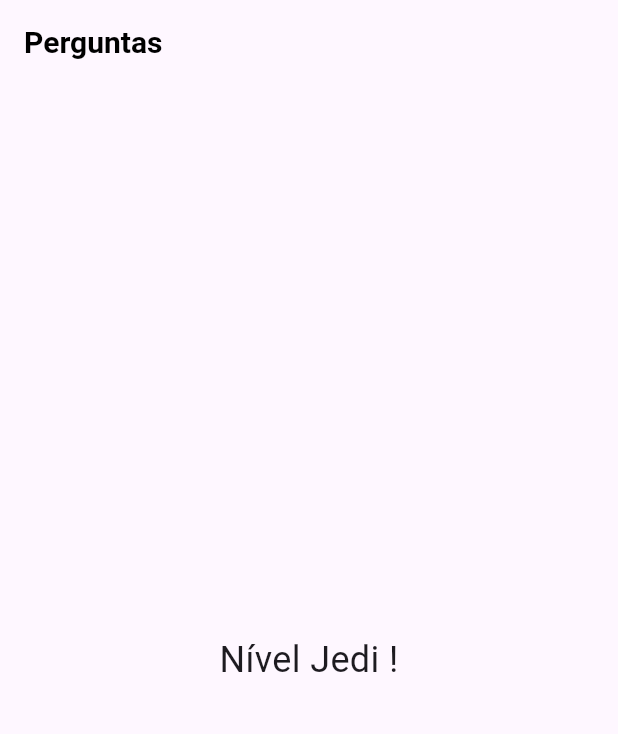
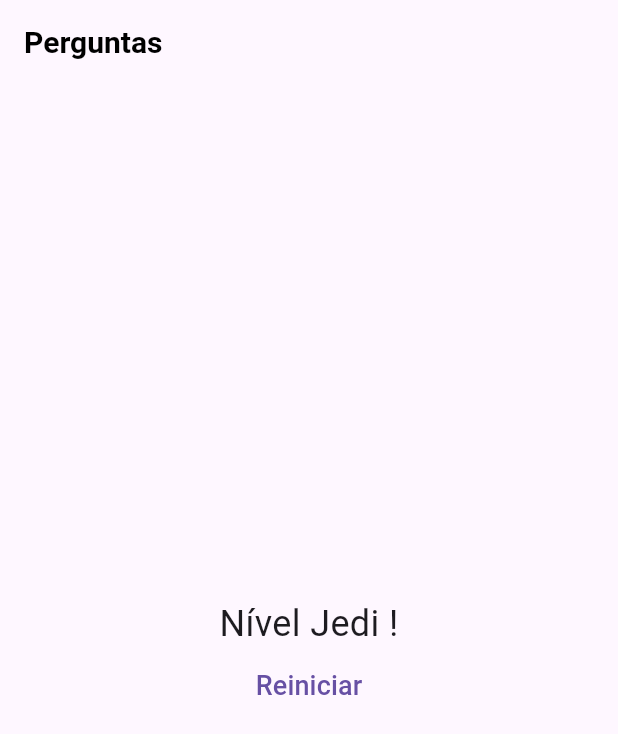
Before and after one commit to devtheozzinho/Udemy_Theozzin, a Flutter app: the screen it shows after launch, after a tap on "preto", after a tap on "leão", after a tap on "Maria", on a phone screen of 412 x 824 dp. Shown: the top 734 px of the screen. Run offline on Flutter 3.47's test engine with Material 3 defaults, Android fonts, the phone set to English and light mode, and no system bars.

Commit message:
adicionado botão na tela de reiniciar questionario

```diff
--- a/primeiro_projeto/lib/main.dart
+++ b/primeiro_projeto/lib/main.dart
@@ -63,6 +63,13 @@ class _PerguntaAppState extends State<PerguntaApp> {
     print(_pontuacaoTotal);
   }
 
+  void _reiniciarQuestionario() {
+    setState(() {
+      _perguntaSelecionada = 0;
+      _pontuacaoTotal = 0;
+    });
+  }
+
   @override
   Widget build(BuildContext context) {
     final perguntaAtual =
@@ -82,7 +89,7 @@ class _PerguntaAppState extends State<PerguntaApp> {
             titleTextStyle: TextStyle(
                 color: Colors.black, fontSize: 20, fontWeight: FontWeight.bold),
           ),
-          body: ResultadoFinal(_pontuacaoTotal),
+          body: ResultadoFinal(_pontuacaoTotal, _reiniciarQuestionario),
         ),
       );
     }
@@ -104,7 +111,7 @@ class _PerguntaAppState extends State<PerguntaApp> {
                 perguntaSelecionada: _perguntaSelecionada,
                 quantoResponder: responder,
               )
-            : ResultadoFinal(_pontuacaoTotal),
+            : ResultadoFinal(_pontuacaoTotal, _reiniciarQuestionario),
       ),
     );
   }
--- a/primeiro_projeto/lib/resultado.dart
+++ b/primeiro_projeto/lib/resultado.dart
@@ -2,8 +2,9 @@ import 'package:flutter/material.dart';
 
 class ResultadoFinal extends StatelessWidget {
   final int pontuacao;
+  final void Function() quandoReiniciarQuestionario;
 
-  ResultadoFinal(this.pontuacao);
+  ResultadoFinal(this.pontuacao, this.quandoReiniciarQuestionario);
 
   String get fraseResultado {
     if (pontuacao < 12) {
@@ -19,13 +20,24 @@ class ResultadoFinal extends StatelessWidget {
 
   @override
   Widget build(BuildContext context) {
-    return Center(
+    return Column(
+      mainAxisAlignment: MainAxisAlignment.center,
+      children: [
+        Center(
             child: Text(
           fraseResultado,
           style: TextStyle(
             fontSize: 24,
           ),
           textAlign: TextAlign.center,
-    ));
+        )),
+        TextButton(
+            onPressed: quandoReiniciarQuestionario,
+            child: Text(
+              'Reiniciar',
+              style: TextStyle(fontSize: 18),
+            ))
+      ],
+    );
   }
 }
```
Lines whose indentation alone changed are shown as unchanged.
